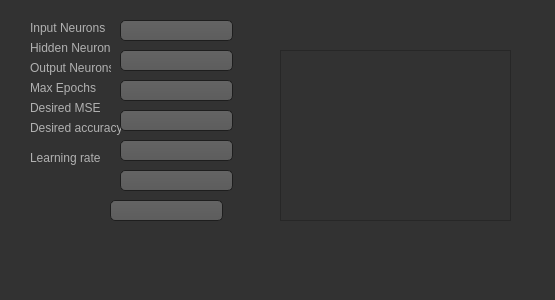
The window that trainingdialog.ui (pkarbownik/Image_Recognition) describes before a commit, drawn with Qt 5.
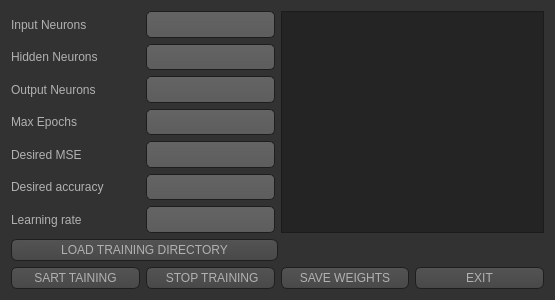
The same window after the commit. Icons and pictures are not drawn.

Commit message: Initial design of Training Window Completed.

Diff of the .ui file:
```diff
--- a/trainingdialog.ui
+++ b/trainingdialog.ui
@@ -474,190 +474,274 @@
     border: 1px solid #444;
 }</string>
   </property>
+  <layout class="QVBoxLayout" name="verticalLayout_3">
+   <item>
+    <layout class="QHBoxLayout" name="horizontalLayout_2">
+     <item>
+      <layout class="QHBoxLayout" name="horizontalLayout">
+       <item>
+        <layout class="QVBoxLayout" name="verticalLayout">
+         <item>
   <widget class="QLabel" name="label_inputNeurons">
-   <property name="geometry">
-    <rect>
-     <x>30</x>
-     <y>20</y>
-     <width>81</width>
-     <height>16</height>
-    </rect>
+           <property name="sizePolicy">
+            <sizepolicy hsizetype="Expanding" vsizetype="Preferred">
+             <horstretch>0</horstretch>
+             <verstretch>0</verstretch>
+            </sizepolicy>
    </property>
    <property name="text">
     <string>Input Neurons</string>
    </property>
   </widget>
+         </item>
+         <item>
   <widget class="QLabel" name="label_hiddenNeurons">
-   <property name="geometry">
-    <rect>
-     <x>30</x>
-     <y>40</y>
-     <width>81</width>
-     <height>16</height>
-    </rect>
+           <property name="sizePolicy">
+            <sizepolicy hsizetype="Expanding" vsizetype="Preferred">
+             <horstretch>0</horstretch>
+             <verstretch>0</verstretch>
+            </sizepolicy>
    </property>
    <property name="text">
     <string>Hidden Neurons</string>
    </property>
   </widget>
+         </item>
+         <item>
   <widget class="QLabel" name="label_outputNeurons">
-   <property name="geometry">
-    <rect>
-     <x>30</x>
-     <y>60</y>
-     <width>81</width>
-     <height>16</height>
-    </rect>
+           <property name="sizePolicy">
+            <sizepolicy hsizetype="Expanding" vsizetype="Preferred">
+             <horstretch>0</horstretch>
+             <verstretch>0</verstretch>
+            </sizepolicy>
    </property>
    <property name="text">
     <string>Output Neurons</string>
    </property>
   </widget>
+         </item>
+         <item>
   <widget class="QLabel" name="label_maxEpochs">
-   <property name="geometry">
-    <rect>
-     <x>30</x>
-     <y>80</y>
-     <width>81</width>
-     <height>16</height>
-    </rect>
+           <property name="sizePolicy">
+            <sizepolicy hsizetype="Expanding" vsizetype="Preferred">
+             <horstretch>0</horstretch>
+             <verstretch>0</verstretch>
+            </sizepolicy>
    </property>
    <property name="text">
     <string>Max Epochs</string>
    </property>
   </widget>
+         </item>
+         <item>
   <widget class="QLabel" name="label_desiredMSE">
-   <property name="geometry">
-    <rect>
-     <x>30</x>
-     <y>100</y>
-     <width>71</width>
-     <height>16</height>
-    </rect>
+           <property name="sizePolicy">
+            <sizepolicy hsizetype="Expanding" vsizetype="Preferred">
+             <horstretch>0</horstretch>
+             <verstretch>0</verstretch>
+            </sizepolicy>
    </property>
    <property name="text">
     <string>Desired MSE</string>
    </property>
   </widget>
+         </item>
+         <item>
   <widget class="QLabel" name="label_desiredAccuracy">
-   <property name="geometry">
-    <rect>
-     <x>30</x>
-     <y>120</y>
-     <width>91</width>
-     <height>16</height>
-    </rect>
+           <property name="sizePolicy">
+            <sizepolicy hsizetype="Expanding" vsizetype="Preferred">
+             <horstretch>0</horstretch>
+             <verstretch>0</verstretch>
+            </sizepolicy>
    </property>
    <property name="text">
     <string>Desired accuracy</string>
    </property>
   </widget>
+         </item>
+         <item>
   <widget class="QLabel" name="label_learningRate">
-   <property name="geometry">
-    <rect>
-     <x>30</x>
-     <y>150</y>
-     <width>81</width>
-     <height>16</height>
-    </rect>
+           <property name="sizePolicy">
+            <sizepolicy hsizetype="Expanding" vsizetype="Preferred">
+             <horstretch>0</horstretch>
+             <verstretch>0</verstretch>
+            </sizepolicy>
    </property>
    <property name="text">
     <string>Learning rate</string>
    </property>
   </widget>
+         </item>
+        </layout>
+       </item>
+       <item>
+        <layout class="QVBoxLayout" name="verticalLayout_2">
+         <item>
   <widget class="QLineEdit" name="lineEdit_inputNeurons">
-   <property name="geometry">
-    <rect>
-     <x>120</x>
-     <y>20</y>
-     <width>113</width>
-     <height>21</height>
-    </rect>
-   </property>
-  </widget>
+           <property name="sizePolicy">
+            <sizepolicy hsizetype="Expanding" vsizetype="Preferred">
+             <horstretch>0</horstretch>
+             <verstretch>0</verstretch>
+            </sizepolicy>
+           </property>
+          </widget>
+         </item>
+         <item>
   <widget class="QLineEdit" name="lineEdit_hiddenNeurons">
-   <property name="geometry">
-    <rect>
-     <x>120</x>
-     <y>50</y>
-     <width>113</width>
-     <height>21</height>
-    </rect>
-   </property>
-  </widget>
+           <property name="sizePolicy">
+            <sizepolicy hsizetype="Expanding" vsizetype="Preferred">
+             <horstretch>0</horstretch>
+             <verstretch>0</verstretch>
+            </sizepolicy>
+           </property>
+          </widget>
+         </item>
+         <item>
   <widget class="QLineEdit" name="lineEdit_outputNeurons">
-   <property name="geometry">
-    <rect>
-     <x>120</x>
-     <y>80</y>
-     <width>113</width>
-     <height>21</height>
-    </rect>
-   </property>
-  </widget>
+           <property name="sizePolicy">
+            <sizepolicy hsizetype="Expanding" vsizetype="Preferred">
+             <horstretch>0</horstretch>
+             <verstretch>0</verstretch>
+            </sizepolicy>
+           </property>
+          </widget>
+         </item>
+         <item>
   <widget class="QLineEdit" name="lineEdit_maxEpochs_2">
-   <property name="geometry">
-    <rect>
-     <x>120</x>
-     <y>110</y>
-     <width>113</width>
-     <height>21</height>
-    </rect>
-   </property>
-  </widget>
+           <property name="sizePolicy">
+            <sizepolicy hsizetype="Expanding" vsizetype="Preferred">
+             <horstretch>0</horstretch>
+             <verstretch>0</verstretch>
+            </sizepolicy>
+           </property>
+          </widget>
+         </item>
+         <item>
   <widget class="QLineEdit" name="lineEdit_desiredMSE_2">
-   <property name="geometry">
-    <rect>
-     <x>120</x>
-     <y>140</y>
-     <width>113</width>
-     <height>21</height>
-    </rect>
-   </property>
-  </widget>
+           <property name="sizePolicy">
+            <sizepolicy hsizetype="Expanding" vsizetype="Preferred">
+             <horstretch>0</horstretch>
+             <verstretch>0</verstretch>
+            </sizepolicy>
+           </property>
+          </widget>
+         </item>
+         <item>
   <widget class="QLineEdit" name="lineEdit_desiredAccuracy">
-   <property name="geometry">
-    <rect>
-     <x>120</x>
-     <y>170</y>
-     <width>113</width>
-     <height>21</height>
-    </rect>
-   </property>
-  </widget>
+           <property name="sizePolicy">
+            <sizepolicy hsizetype="Expanding" vsizetype="Preferred">
+             <horstretch>0</horstretch>
+             <verstretch>0</verstretch>
+            </sizepolicy>
+           </property>
+          </widget>
+         </item>
+         <item>
   <widget class="QLineEdit" name="lineEdit_learningRate">
-   <property name="geometry">
-    <rect>
-     <x>110</x>
-     <y>200</y>
-     <width>113</width>
-     <height>21</height>
-    </rect>
-   </property>
-  </widget>
-  <widget class="QScrollArea" name="scrollArea">
-   <property name="geometry">
-    <rect>
-     <x>280</x>
-     <y>50</y>
-     <width>231</width>
-     <height>171</height>
-    </rect>
-   </property>
-   <property name="widgetResizable">
-    <bool>true</bool>
-   </property>
-   <widget class="QWidget" name="scrollAreaWidgetContents">
-    <property name="geometry">
-     <rect>
-      <x>0</x>
-      <y>0</y>
-      <width>229</width>
-      <height>169</height>
-     </rect>
-    </property>
-   </widget>
-  </widget>
+           <property name="sizePolicy">
+            <sizepolicy hsizetype="Expanding" vsizetype="Preferred">
+             <horstretch>0</horstretch>
+             <verstretch>0</verstretch>
+            </sizepolicy>
+           </property>
+          </widget>
+         </item>
+        </layout>
+       </item>
+      </layout>
+     </item>
+     <item>
+      <widget class="QTextBrowser" name="textBrowser_trainingLogs"/>
+     </item>
+    </layout>
+   </item>
+   <item>
+    <layout class="QHBoxLayout" name="horizontalLayout_3">
+     <item>
+      <widget class="QPushButton" name="pushButton_loadTrainingDirectory">
+       <property name="sizePolicy">
+        <sizepolicy hsizetype="Expanding" vsizetype="Preferred">
+         <horstretch>0</horstretch>
+         <verstretch>0</verstretch>
+        </sizepolicy>
+       </property>
+       <property name="text">
+        <string>LOAD TRAINING DIRECTORY</string>
+       </property>
+      </widget>
+     </item>
+     <item>
+      <spacer name="horizontalSpacer">
+       <property name="orientation">
+        <enum>Qt::Horizontal</enum>
+       </property>
+       <property name="sizeHint" stdset="0">
+        <size>
+         <width>228</width>
+         <height>20</height>
+        </size>
+       </property>
+      </spacer>
+     </item>
+    </layout>
+   </item>
+   <item>
+    <layout class="QHBoxLayout" name="horizontalLayout_4">
+     <item>
+      <widget class="QPushButton" name="pushButton_startTraining">
+       <property name="sizePolicy">
+        <sizepolicy hsizetype="Expanding" vsizetype="Preferred">
+         <horstretch>0</horstretch>
+         <verstretch>0</verstretch>
+        </sizepolicy>
+       </property>
+       <property name="text">
+        <string>SART TAINING</string>
+       </property>
+      </widget>
+     </item>
+     <item>
+      <widget class="QPushButton" name="pushButton_stopTraining">
+       <property name="sizePolicy">
+        <sizepolicy hsizetype="Expanding" vsizetype="Preferred">
+         <horstretch>0</horstretch>
+         <verstretch>0</verstretch>
+        </sizepolicy>
+       </property>
+       <property name="text">
+        <string> STOP TRAINING</string>
+       </property>
+      </widget>
+     </item>
+     <item>
+      <widget class="QPushButton" name="pushButton_saveWeights">
+       <property name="sizePolicy">
+        <sizepolicy hsizetype="Expanding" vsizetype="Preferred">
+         <horstretch>0</horstretch>
+         <verstretch>0</verstretch>
+        </sizepolicy>
+       </property>
+       <property name="text">
+        <string>SAVE WEIGHTS</string>
+       </property>
+      </widget>
+     </item>
+     <item>
+      <widget class="QPushButton" name="pushButton_EXIT">
+       <property name="sizePolicy">
+        <sizepolicy hsizetype="Expanding" vsizetype="Preferred">
+         <horstretch>0</horstretch>
+         <verstretch>0</verstretch>
+        </sizepolicy>
+       </property>
+       <property name="text">
+        <string>EXIT</string>
+       </property>
+      </widget>
+     </item>
+    </layout>
+   </item>
+  </layout>
  </widget>
  <resources/>
  <connections/>
```
Lines whose indentation alone changed are shown as unchanged.
